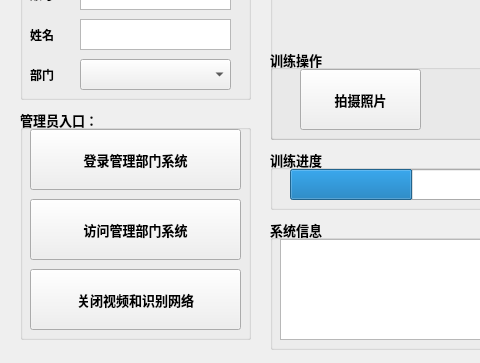
Qt form src/WorkAttendanceSys/WorkAttendanceSys.ui (Liupeter01/WorkAttendanceQT) before a commit; both pictures show x 0 to 480 and y 381 to 744 of the 1180 by 744 pixel window.
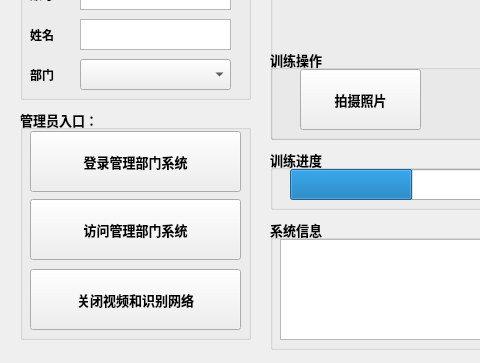
The same form after that commit.

Commit message: 1.增加新的功能     管理员账户提供的记录查询接口     登录管理部门系统身份验证函数     登录管理部门系统的UI界面    显示相应的统计信息

```diff
--- a/src/WorkAttendanceSys/WorkAttendanceSys.ui
+++ b/src/WorkAttendanceSys/WorkAttendanceSys.ui
@@ -700,7 +700,7 @@
     <property name="geometry">
      <rect>
       <x>10</x>
-      <y>20</y>
+      <y>22</y>
       <width>211</width>
       <height>61</height>
      </rect>
```
The commit also changes 6 other files.
